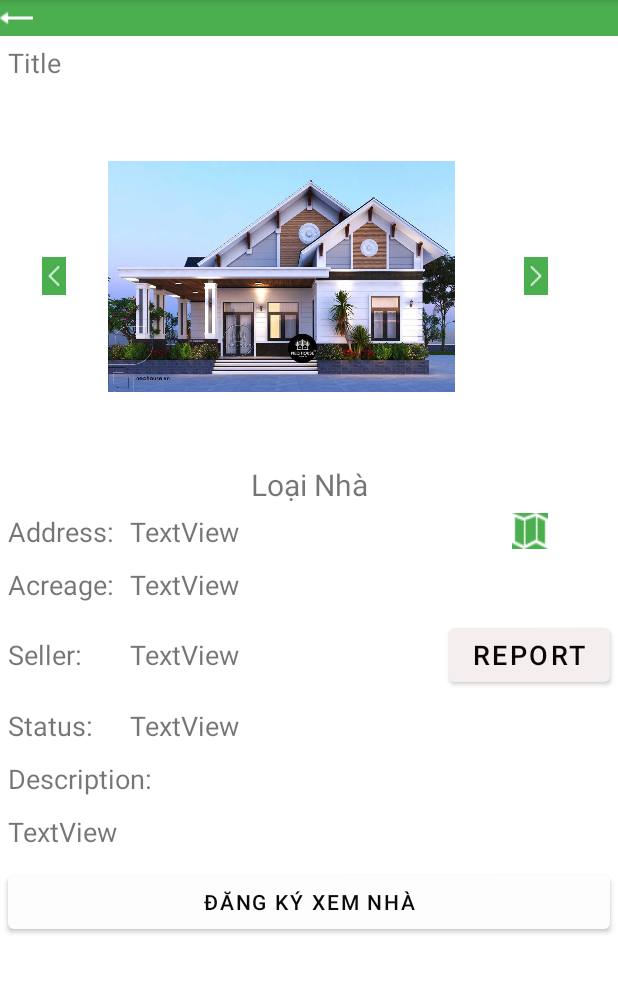
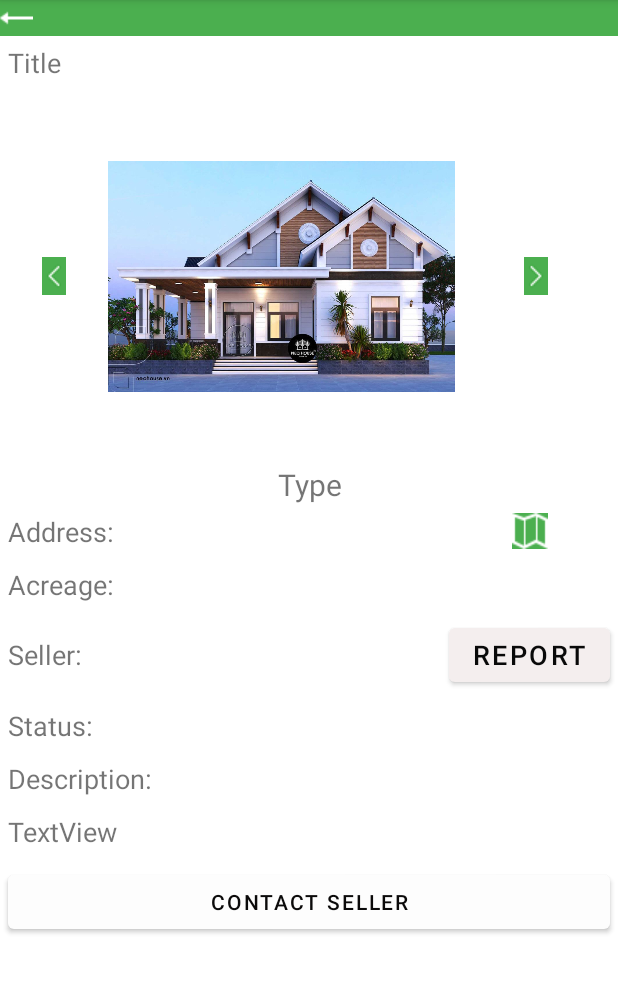
Before and after one commit to hongson0879/Capstone1.C1SE.06, an Android app: the activity_xemnha screen opened directly, with no data from a screen before it, on a phone screen of 412 x 824 dp, the part 84-1077 px from its top. Run offline under Robolectric (Android 15) with nearby library versions, the phone set to English and light mode, and no system bars.

Commit message:
update button in xemnha.xml

```diff
--- a/app/src/main/res/layout/activity_xemnha.xml
+++ b/app/src/main/res/layout/activity_xemnha.xml
@@ -82,7 +82,7 @@
                 android:layout_height="wrap_content"
                 android:layout_weight="1"
                 android:gravity="center"
-                android:text="Loại Nhà"
+                android:text="Type"
                 android:textSize="20sp" />
         </TableRow>
 
@@ -103,7 +103,6 @@
                 android:layout_height="wrap_content"
                 android:layout_margin="5dp"
                 android:layout_weight="1"
-                android:text="TextView"
                 android:textSize="18sp" />
 
             <ImageButton
@@ -133,7 +132,6 @@
                 android:layout_height="wrap_content"
                 android:layout_margin="5dp"
                 android:layout_weight="1"
-                android:text="TextView"
                 android:textSize="18sp" />
         </TableRow>
 
@@ -155,7 +153,6 @@
                 android:layout_height="wrap_content"
                 android:layout_margin="5dp"
                 android:layout_weight="1"
-                android:text="TextView"
                 android:textSize="18sp" />
 
             <Button
@@ -186,7 +183,6 @@
                 android:layout_height="wrap_content"
                 android:layout_margin="5dp"
                 android:layout_weight="1"
-                android:text="TextView"
                 android:textSize="18sp" />
         </TableRow>
 
@@ -221,7 +217,7 @@
         android:layout_width="match_parent"
         android:layout_height="wrap_content"
         android:layout_margin="5dp"
-        android:text="Đăng Ký xem nhà"
+        android:text="Contact seller"
         android:textColor="#0B0A0A"
         app:backgroundTint="#FDFDFD"
         app:iconTint="#FFFFFF" />
```
Also changed, not shown: 317 other files.
